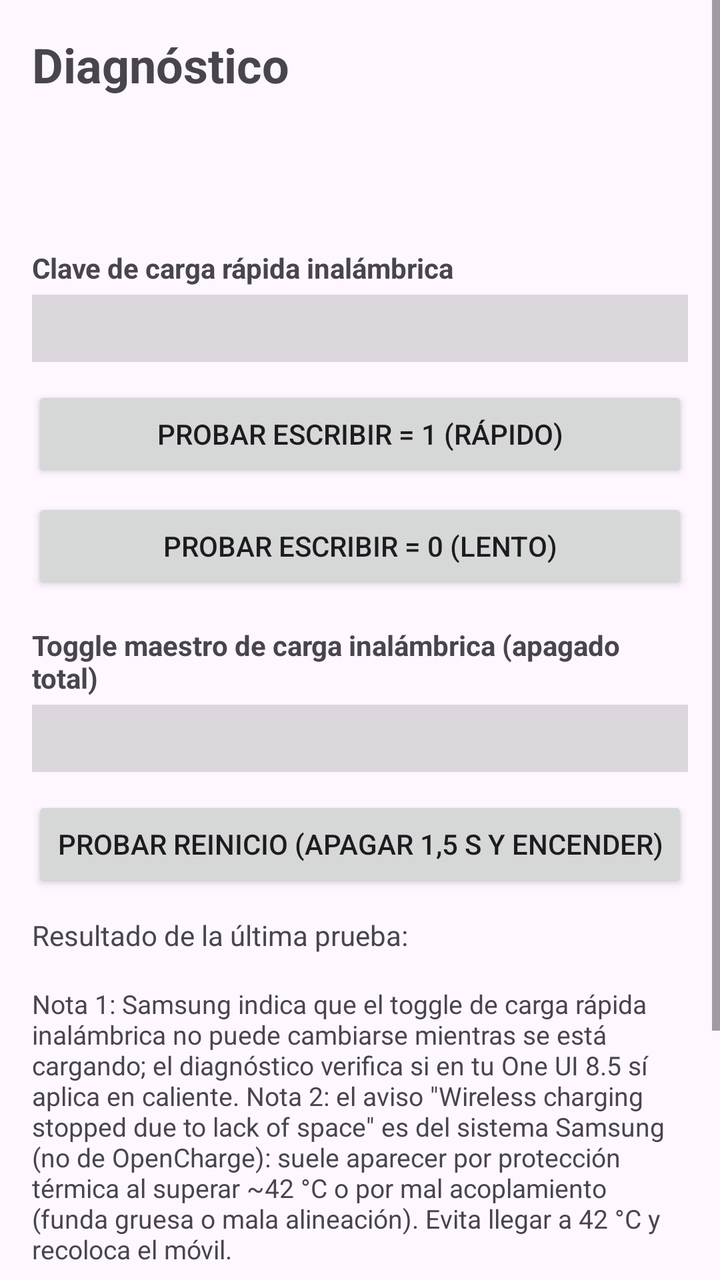
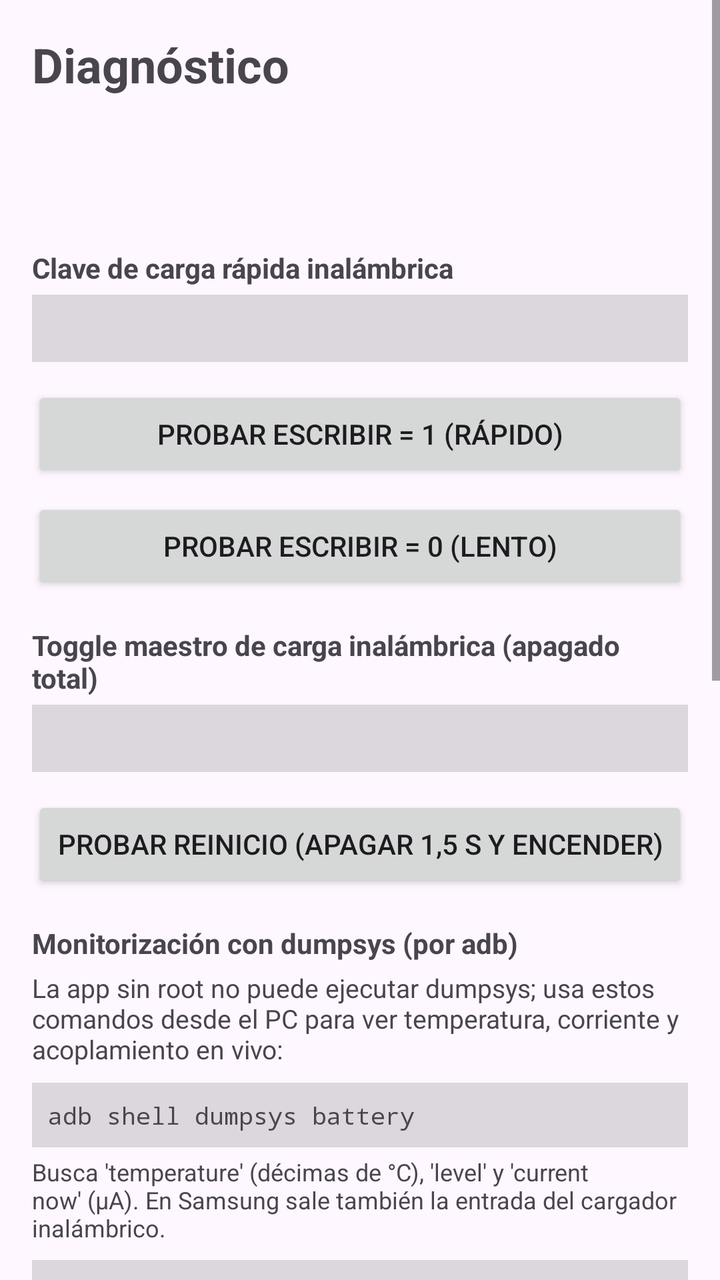

Compare the two renders of this Android layout. The source of the first and the diff that turns it into the second are given below.
<!-- AndroidManifest.xml: application theme Theme.OpenCharge -->
<!-- res/layout/activity_diagnostico.xml -->
<?xml version="1.0" encoding="utf-8"?>
<ScrollView xmlns:android="http://schemas.android.com/apk/res/android"
    android:layout_width="match_parent"
    android:layout_height="match_parent">

    <LinearLayout
        android:layout_width="match_parent"
        android:layout_height="wrap_content"
        android:orientation="vertical"
        android:padding="16dp">

        <TextView
            android:layout_width="wrap_content"
            android:layout_height="wrap_content"
            android:text="@string/diag_title"
            android:textSize="24sp"
            android:textStyle="bold" />

        <TextView
            android:id="@+id/txt_device"
            android:layout_width="match_parent"
            android:layout_height="wrap_content"
            android:layout_marginTop="16dp"
            android:textSize="14sp" />

        <TextView
            android:id="@+id/txt_samsung"
            android:layout_width="match_parent"
            android:layout_height="wrap_content"
            android:layout_marginTop="6dp"
            android:textSize="14sp" />

        <TextView
            android:layout_width="match_parent"
            android:layout_height="wrap_content"
            android:layout_marginTop="16dp"
            android:text="@string/diag_key"
            android:textStyle="bold" />

        <TextView
            android:id="@+id/txt_key_value"
            android:layout_width="match_parent"
            android:layout_height="wrap_content"
            android:layout_marginTop="4dp"
            android:background="#22000000"
            android:fontFamily="monospace"
            android:padding="8dp"
            android:textSize="13sp" />

        <Button
            android:id="@+id/btn_write1"
            android:layout_width="match_parent"
            android:layout_height="wrap_content"
            android:layout_marginTop="12dp"
            android:text="@string/diag_write1" />

        <Button
            android:id="@+id/btn_write0"
            android:layout_width="match_parent"
            android:layout_height="wrap_content"
            android:layout_marginTop="8dp"
            android:text="@string/diag_write0" />

        <TextView
            android:layout_width="match_parent"
            android:layout_height="wrap_content"
            android:layout_marginTop="16dp"
            android:text="@string/diag_master"
            android:textStyle="bold" />

        <TextView
            android:id="@+id/txt_master_value"
            android:layout_width="match_parent"
            android:layout_height="wrap_content"
            android:layout_marginTop="4dp"
            android:background="#22000000"
            android:fontFamily="monospace"
            android:padding="8dp"
            android:textSize="13sp" />

        <Button
            android:id="@+id/btn_master_test"
            android:layout_width="match_parent"
            android:layout_height="wrap_content"
            android:layout_marginTop="12dp"
            android:text="@string/diag_master_test" />

        <TextView
            android:id="@+id/txt_test_result"
            android:layout_width="match_parent"
            android:layout_height="wrap_content"
            android:layout_marginTop="12dp"
            android:text="@string/diag_test_result"
            android:textSize="14sp" />

        <TextView
            android:layout_width="match_parent"
            android:layout_height="wrap_content"
            android:layout_marginTop="16dp"
            android:text="@string/diag_note"
            android:textSize="13sp" />

        <TextView
            android:layout_width="match_parent"
            android:layout_height="wrap_content"
            android:layout_marginTop="16dp"
            android:text="@string/adb_hint"
            android:textSize="13sp" />

        <TextView
            android:id="@+id/txt_adb_diag"
            android:layout_width="match_parent"
            android:layout_height="wrap_content"
            android:layout_marginTop="6dp"
            android:background="#22000000"
            android:fontFamily="monospace"
            android:padding="8dp"
            android:textIsSelectable="true"
            android:textSize="12sp" />

        <Button
            android:id="@+id/btn_copy_diag"
            android:layout_width="match_parent"
            android:layout_height="wrap_content"
            android:layout_marginTop="8dp"
            android:text="@string/btn_copy" />
    </LinearLayout>
</ScrollView>
<!-- resources referenced by this layout -->
<resources>
  <string name="adb_hint">Concede el permiso una sola vez desde un PC (Developer Options → USB debugging):</string>
  <string name="btn_copy">Copiar comando adb</string>
  <string name="diag_key">Clave de carga rápida inalámbrica</string>
  <string name="diag_master">Toggle maestro de carga inalámbrica (apagado total)</string>
  <string name="diag_master_test">Probar reinicio (apagar 1,5 s y encender)</string>
  <string name="diag_note">Nota 1: Samsung indica que el toggle de carga rápida inalámbrica no puede cambiarse mientras se está cargando; el diagnóstico verifica si en tu One UI 8.5 sí aplica en caliente. Nota 2: el aviso \"Wireless charging stopped due to lack of space\" es del sistema Samsung (no de OpenCharge): suele aparecer por protección térmica al superar ~42 °C o por mal acoplamiento (funda gruesa o mala alineación). Evita llegar a 42 °C y recoloca el móvil.</string>
  <string name="diag_test_result">Resultado de la última prueba:</string>
  <string name="diag_title">Diagnóstico</string>
  <string name="diag_write0">Probar escribir = 0 (lento)</string>
  <string name="diag_write1">Probar escribir = 1 (rápido)</string>
  <style name="Theme.OpenCharge" parent="Theme.Material3.DayNight.NoActionBar" />
</resources>

<!-- the commit's change to res/layout/activity_diagnostico.xml (unified diff, before → after) -->
@@ -86,6 +86,74 @@
             android:text="@string/diag_master_test" />
 
         <TextView
+            android:layout_width="match_parent"
+            android:layout_height="wrap_content"
+            android:layout_marginTop="16dp"
+            android:text="@string/diag_dumpsys_title"
+            android:textStyle="bold" />
+
+        <TextView
+            android:layout_width="match_parent"
+            android:layout_height="wrap_content"
+            android:layout_marginTop="4dp"
+            android:text="@string/diag_dumpsys_body"
+            android:textSize="13sp" />
+
+        <TextView
+            android:layout_width="match_parent"
+            android:layout_height="wrap_content"
+            android:layout_marginTop="8dp"
+            android:background="#22000000"
+            android:fontFamily="monospace"
+            android:padding="8dp"
+            android:text="@string/diag_cmd_battery"
+            android:textIsSelectable="true"
+            android:textSize="12sp" />
+
+        <TextView
+            android:layout_width="match_parent"
+            android:layout_height="wrap_content"
+            android:layout_marginTop="4dp"
+            android:text="@string/diag_cmd_battery_desc"
+            android:textSize="12sp" />
+
+        <TextView
+            android:layout_width="match_parent"
+            android:layout_height="wrap_content"
+            android:layout_marginTop="8dp"
+            android:background="#22000000"
+            android:fontFamily="monospace"
+            android:padding="8dp"
+            android:text="@string/diag_cmd_power"
+            android:textIsSelectable="true"
+            android:textSize="12sp" />
+
+        <TextView
+            android:layout_width="match_parent"
+            android:layout_height="wrap_content"
+            android:layout_marginTop="4dp"
+            android:text="@string/diag_cmd_power_desc"
+            android:textSize="12sp" />
+
+        <TextView
+            android:layout_width="match_parent"
+            android:layout_height="wrap_content"
+            android:layout_marginTop="8dp"
+            android:background="#22000000"
+            android:fontFamily="monospace"
+            android:padding="8dp"
+            android:text="@string/diag_cmd_sysfs"
+            android:textIsSelectable="true"
+            android:textSize="12sp" />
+
+        <TextView
+            android:layout_width="match_parent"
+            android:layout_height="wrap_content"
+            android:layout_marginTop="4dp"
+            android:text="@string/diag_cmd_sysfs_desc"
+            android:textSize="12sp" />
+
+        <TextView
             android:id="@+id/txt_test_result"
             android:layout_width="match_parent"
             android:layout_height="wrap_content"
<!-- resource entries referenced after the edit -->
@@ -2,6 +2,14 @@
 <resources>
   <string name="adb_hint">Concede el permiso una sola vez desde un PC (Developer Options → USB debugging):</string>
   <string name="btn_copy">Copiar comando adb</string>
+  <string name="diag_cmd_battery">adb shell dumpsys battery</string>
+  <string name="diag_cmd_battery_desc">Busca \'temperature\' (décimas de °C), \'level\' y \'current now\' (µA). En Samsung sale también la entrada del cargador inalámbrico.</string>
+  <string name="diag_cmd_power">adb shell dumpsys power | grep -i -E \'wireless|charging|temperature\'</string>
+  <string name="diag_cmd_power_desc">Filtra el estado del sistema de energía y los avisos de la carga inalámbrica.</string>
+  <string name="diag_cmd_sysfs">adb shell cat /sys/class/power_supply/wireless/present 2&gt;/dev/null; adb shell cat /sys/class/power_supply/battery/current_now 2&gt;/dev/null</string>
+  <string name="diag_cmd_sysfs_desc">Verifica si el sysfs expone la bobina (present=1 con acoplamiento) y la corriente real en µA. Si current_now ronda ±500000 (0,5 A) con carga activa, hay acoplamiento débil o el móvil ya redujo la potencia.</string>
+  <string name="diag_dumpsys_body">La app sin root no puede ejecutar dumpsys; usa estos comandos desde el PC para ver temperatura, corriente y acoplamiento en vivo:</string>
+  <string name="diag_dumpsys_title">Monitorización con dumpsys (por adb)</string>
   <string name="diag_key">Clave de carga rápida inalámbrica</string>
   <string name="diag_master">Toggle maestro de carga inalámbrica (apagado total)</string>
   <string name="diag_master_test">Probar reinicio (apagar 1,5 s y encender)</string>
